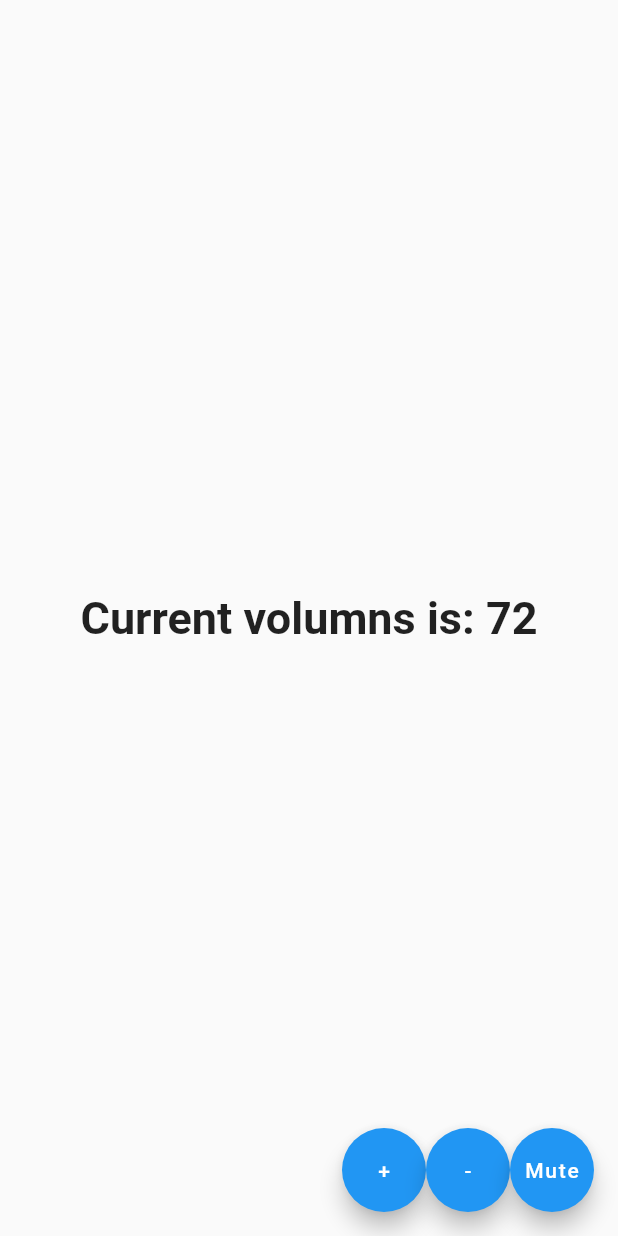
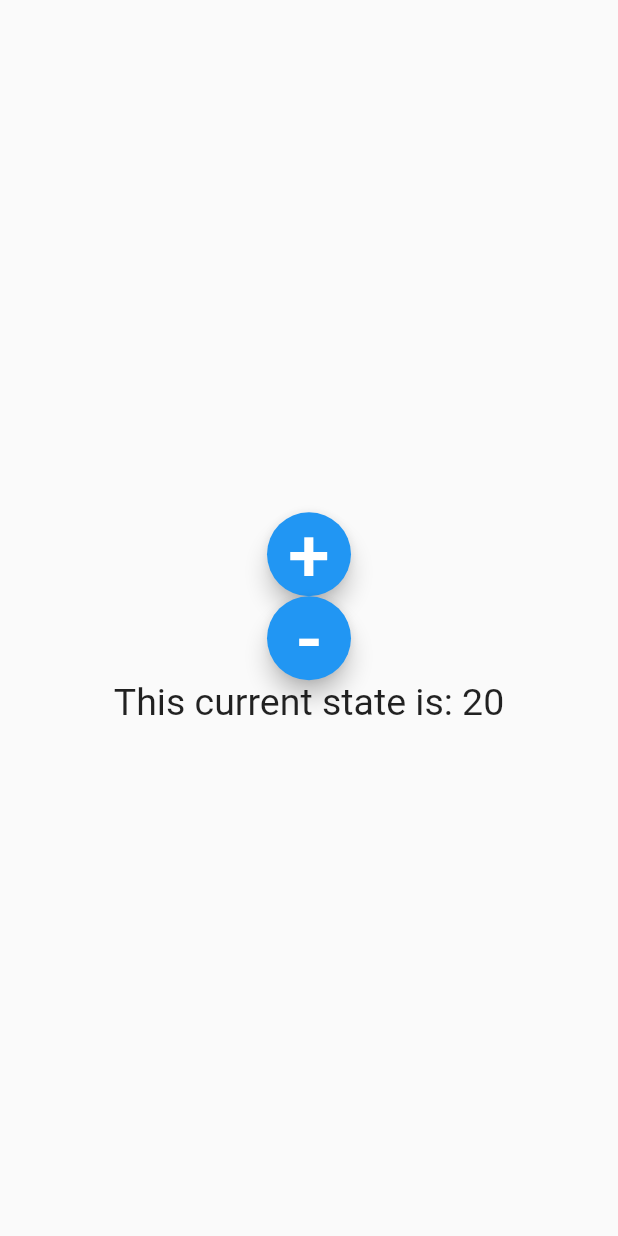
Before and after one commit to ThiemJson/learning_blocs, a Flutter app: the screen it shows after launch, after a tap on an icon or button, on a phone screen of 412 x 824 dp. Run offline on Flutter 3.47's test engine with Material 2 defaults, Android fonts, the phone set to English and light mode, and no system bars; our stand-ins replace bloc, flutter_bloc.

Commit message:
Implemented counter app simple using BloC Pattern

```diff
--- /dev/null
+++ b/lib/counterapp/counter_bloc.dart
@@ -0,0 +1,21 @@
+import 'package:bloc/bloc.dart';
+import 'package:learning_provider/counterapp/counter_event.dart';
+import 'package:learning_provider/counterapp/counter_state.dart';
+
+class CounterBloc extends Bloc<CounterEvent, CounterState> {
+  CounterBloc() : super(CounterState(state: 0));
+
+  @override
+  Stream<CounterState> mapEventToState(CounterEvent event) async* {
+    switch (event.runtimeType) {
+      case Increasement:
+        print("==> increase ${event.number}");
+        yield CounterState(state: state.state + event.number);
+        break;
+      case Decreasement:
+        print("==> decrease ${event.number}");
+        yield CounterState(state: state.state - event.number);
+        break;
+    }
+  }
+}
--- /dev/null
+++ b/lib/counterapp/counter_event.dart
@@ -0,0 +1,12 @@
+abstract class CounterEvent {
+  final int number;
+  CounterEvent(this.number);
+}
+
+class Increasement extends CounterEvent {
+  Increasement(int number) : super(number);
+}
+
+class Decreasement extends CounterEvent {
+  Decreasement(int number) : super(number);
+}
--- /dev/null
+++ b/lib/counterapp/counter_page.dart
@@ -0,0 +1,62 @@
+import 'package:flutter/material.dart';
+import 'package:flutter_bloc/flutter_bloc.dart';
+import 'package:learning_provider/counterapp/counter_bloc.dart';
+import 'package:learning_provider/counterapp/counter_event.dart';
+import 'package:learning_provider/counterapp/counter_state.dart';
+
+class CounterApp extends StatefulWidget {
+  @override
+  _CounterAppState createState() => _CounterAppState();
+}
+
+class _CounterAppState extends State<CounterApp> {
+  @override
+  Widget build(BuildContext context) {
+    print("==> counter app builder");
+    // ignore: close_sinks
+    final CounterBloc bloc = BlocProvider.of<CounterBloc>(context);
+    return Scaffold(
+      body: Container(
+        child: Center(
+          child: Column(
+            mainAxisAlignment: MainAxisAlignment.center,
+            children: [
+              FloatingActionButton(
+                onPressed: () {
+                  bloc.add(Increasement(20));
+                },
+                child: Text(
+                  "+",
+                  style: TextStyle(fontSize: 50),
+                ),
+              ),
+              FloatingActionButton(
+                onPressed: () {
+                  bloc.add(Decreasement(2));
+                },
+                child: Text("-", style: TextStyle(fontSize: 50)),
+              ),
+              BlocBuilder<CounterBloc, CounterState>(
+                buildWhen: (previousState, state) {
+                  return true;
+                },
+                builder: (context, state) {
+                  print("==> render Text");
+                  return Text(
+                    "This current state is: ${state.state}",
+                    style: TextStyle(fontSize: 25),
+                  );
+                },
+              ),
+            ],
+          ),
+        ),
+      ),
+    );
+  }
+
+  @override
+  void dispose() {
+    super.dispose();
+  }
+}
--- /dev/null
+++ b/lib/counterapp/counter_state.dart
@@ -0,0 +1,4 @@
+class CounterState {
+  int state;
+  CounterState({this.state});
+}
--- a/lib/main.dart
+++ b/lib/main.dart
@@ -1,4 +1,7 @@
 import 'package:flutter/material.dart';
+import 'package:flutter_bloc/flutter_bloc.dart';
+import 'package:learning_provider/counterapp/counter_bloc.dart';
+import 'package:learning_provider/counterapp/counter_page.dart';
 import 'package:learning_provider/remote_bloc.dart';
 import 'package:learning_provider/remote_event.dart';
 import 'package:learning_provider/remote_state.dart';
@@ -19,7 +22,8 @@ class MyApp extends StatelessWidget {
         theme: ThemeData(
           primarySwatch: Colors.blue,
         ),
-        home: Scaffold(body: TextBloc()),
+        home: BlocProvider(
+            create: (context) => CounterBloc(), child: CounterApp()),
       ),
     );
   }
--- a/pubspec.yaml
+++ b/pubspec.yaml
@@ -29,6 +29,8 @@ dependencies:
   # Use with the CupertinoIcons class for iOS style icons.
   cupertino_icons: ^1.0.0
   provider: ^4.3.3
+  bloc: ^6.1.1
+  flutter_bloc: ^6.1.1
 
 dev_dependencies:
   flutter_test:
```
Also changed, not shown: pubspec.lock.
